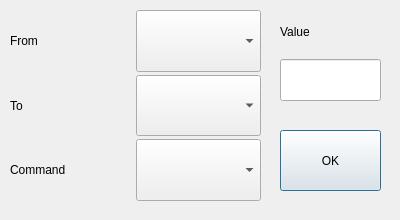
Old version of the form src/CommandDialog/commanddialog.ui in the repository lazaropo/2EManager.
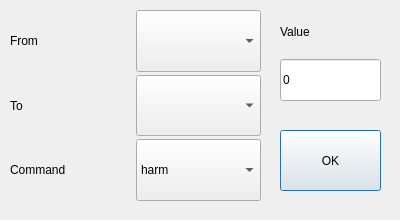
New version of the form.

The edit to the form file:
```diff
--- a/src/CommandDialog/commanddialog.ui
+++ b/src/CommandDialog/commanddialog.ui
@@ -26,7 +26,7 @@
     <string>OK</string>
    </property>
   </widget>
-  <widget class="QWidget" name="">
+  <widget class="QWidget" name="layoutWidget">
    <property name="geometry">
     <rect>
      <x>10</x>
@@ -91,11 +91,21 @@
         <verstretch>0</verstretch>
        </sizepolicy>
       </property>
+      <item>
+       <property name="text">
+        <string>harm</string>
+       </property>
+      </item>
+      <item>
+       <property name="text">
+        <string>heal</string>
+       </property>
+      </item>
      </widget>
     </item>
    </layout>
   </widget>
-  <widget class="QWidget" name="">
+  <widget class="QWidget" name="layoutWidget">
    <property name="geometry">
     <rect>
      <x>280</x>
@@ -120,6 +130,9 @@
         <verstretch>0</verstretch>
        </sizepolicy>
       </property>
+      <property name="text">
+       <string>0</string>
+      </property>
      </widget>
     </item>
    </layout>
```
